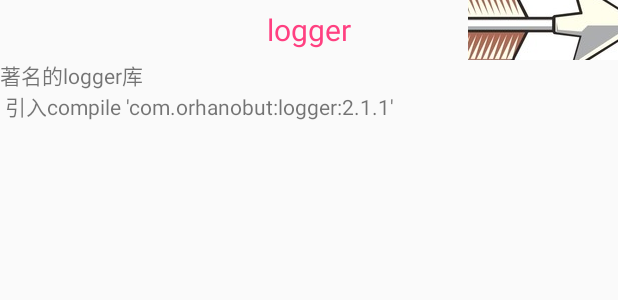
After one commit to liuchuanzheng/SkillCollection, an Android app: the layout base_bar.xml on its own in the app's theme, with its tools: preview values and no code run, on a phone screen of 412 x 824 dp. The commit adds this screen. Shown: the top 300 px of the screen. Run offline under Robolectric (Android 15) with nearby library versions, the phone set to English and light mode, and no system bars.

```diff
--- a/app/src/main/AndroidManifest.xml
+++ b/app/src/main/AndroidManifest.xml
@@ -20,6 +20,7 @@
         <activity android:name=".ui.activitys.MainActivity"/>
         <activity android:name=".ui.activitys.LoggerTestActivity"/>
         <activity android:name=".ui.activitys.RealTestLoggerActivity"/>
+        <activity android:name=".ui.activitys.AnimationTestActivity"/>
     </application>
 
 </manifest>
--- a/app/src/main/java/com/liuchuanzheng/skillcollection/ui/activitys/MainActivity.java
+++ b/app/src/main/java/com/liuchuanzheng/skillcollection/ui/activitys/MainActivity.java
@@ -21,7 +21,7 @@
     @BindView(R.id.rcv)
     RecyclerView recyclerView;
     private MyAdapter mAdapter;//recyclerview的适配器
-    private String[] strings = {"logger","1","2","3","4","5"};
+    private String[] strings = {"logger","基本动画","2","3","4","5"};
 
     @Override
     protected void onCreate(Bundle savedInstanceState) {
@@ -60,6 +60,8 @@
                 LoggerTestActivity.startAction(((Activity) baseContext));
                 break;
             case 1:
+                //测试官方的基本动画
+                AnimationTestActivity.startAction(((Activity) baseContext));
                 break;
             case 2:
                 break;
--- /dev/null
+++ b/app/src/main/res/layout/base_bar.xml
@@ -0,0 +1,29 @@
+<?xml version="1.0" encoding="utf-8"?>
+<RelativeLayout xmlns:android="http://schemas.android.com/apk/res/android"
+    android:layout_width="wrap_content"
+    android:layout_height="wrap_content">
+        <TextView
+            android:id="@+id/tv_title"
+            android:gravity="center"
+            android:textColor="@color/colorAccent"
+            android:layout_width="match_parent"
+            android:layout_height="40dp"
+            android:textSize="20dp"
+            android:text="logger" />
+        <ImageButton
+            android:id="@+id/ib_right"
+            android:layout_alignParentRight="true"
+            android:layout_width="100dp"
+            android:layout_height="40dp"
+            android:src="@mipmap/right"
+            />
+
+    <TextView
+        android:id="@+id/tv_message"
+        android:layout_width="match_parent"
+        android:layout_height="wrap_content"
+        android:layout_below="@id/ib_right"
+        android:text="著名的logger库\n 引入compile 'com.orhanobut:logger:2.1.1'" />
+
+
+</RelativeLayout>
```
Also changed, not shown: app/src/main/java/com/liuchuanzheng/skillcollection/ui/activitys/AnimationTestActivity.java (added, +64 -0 lines), app/src/main/res/layout/activity_animation.xml (added, +15 -0 lines).
